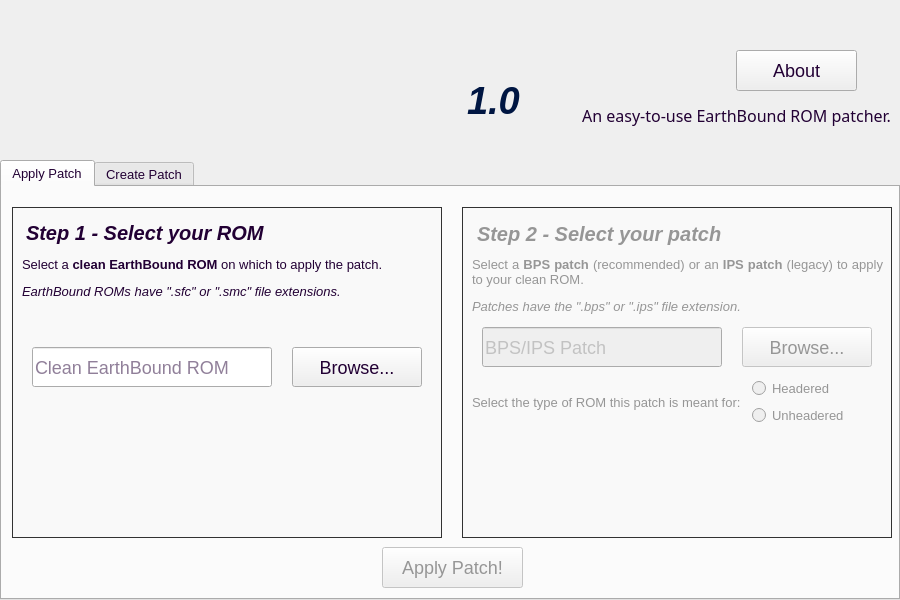
Qt form ui/Main.ui (Lyrositor/EBPatcher) before a commit.
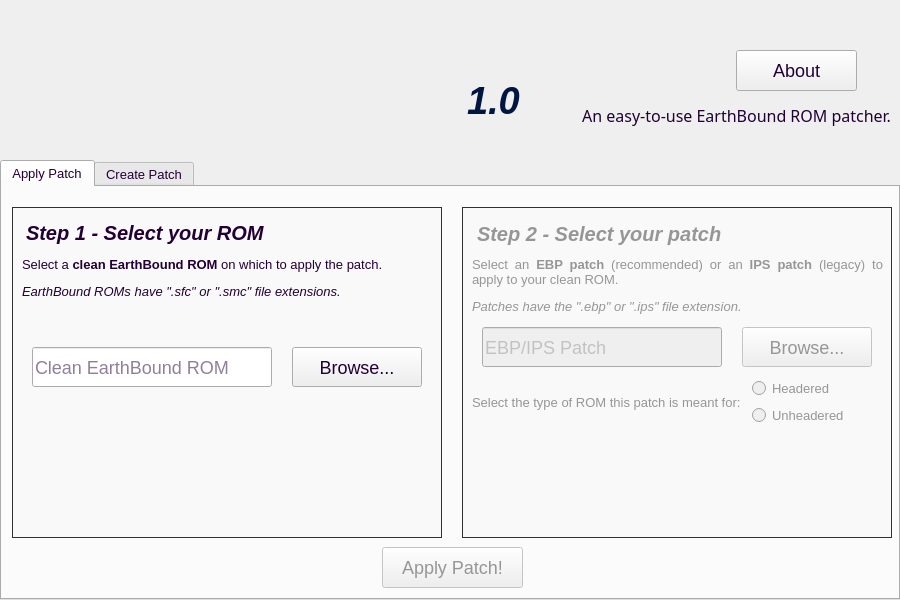
The same form after that commit. Icons and pictures are not drawn.

```diff
--- a/ui/Main.ui
+++ b/ui/Main.ui
@@ -247,7 +247,7 @@
         <string notr="true"/>
        </property>
        <property name="text">
-        <string>&lt;html&gt;&lt;head/&gt;&lt;body&gt;&lt;p&gt;Select a &lt;span style=&quot; font-weight:600;&quot;&gt;BPS patch&lt;/span&gt; (recommended) or an &lt;span style=&quot; font-weight:600;&quot;&gt;IPS patch&lt;/span&gt; (legacy) to apply to your clean ROM.&lt;/p&gt;&lt;p&gt;&lt;span style=&quot; font-style:italic;&quot;&gt;Patches have the &amp;quot;.bps&amp;quot; or &amp;quot;.ips&amp;quot; file extension.&lt;/span&gt;&lt;/p&gt;&lt;/body&gt;&lt;/html&gt;</string>
+        <string>&lt;html&gt;&lt;head/&gt;&lt;body&gt;&lt;p&gt;Select an &lt;span style=&quot; font-weight:600;&quot;&gt;EBP patch&lt;/span&gt; (recommended) or an &lt;span style=&quot; font-weight:600;&quot;&gt;IPS patch&lt;/span&gt; (legacy) to apply to your clean ROM.&lt;/p&gt;&lt;p&gt;&lt;span style=&quot; font-style:italic;&quot;&gt;Patches have the &amp;quot;.ebp&amp;quot; or &amp;quot;.ips&amp;quot; file extension.&lt;/span&gt;&lt;/p&gt;&lt;/body&gt;&lt;/html&gt;</string>
        </property>
        <property name="alignment">
         <set>Qt::AlignJustify|Qt::AlignTop</set>
@@ -282,7 +282,7 @@
         <string/>
        </property>
        <property name="placeholderText">
-        <string>BPS/IPS Patch</string>
+        <string>EBP/IPS Patch</string>
        </property>
       </widget>
       <widget class="QLabel" name="ApplyStep2Notice">
```
Left out of the diff: 2 changed lines with no effect on the pictures.
